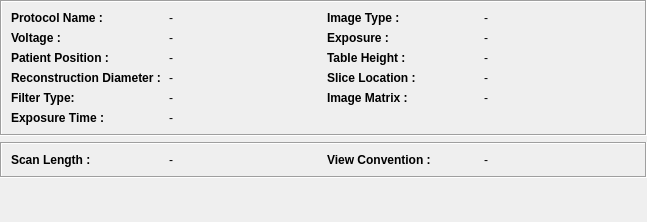
The window that starviewer/src/core/qdicomdumpctlocalizerwidgetbase.ui (starviewer-medical/starviewer) describes before a commit, drawn with Qt 5.
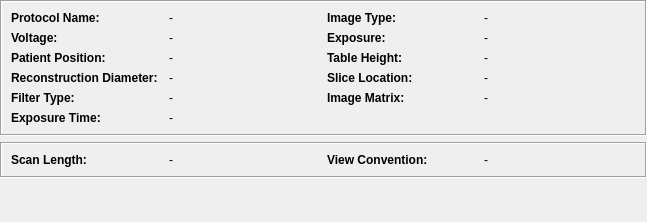
The same window after the commit.

Commit message: ENH: Canviat tamany minim finestra, i s'ha tret l'espai davant els ':' en els labels

```diff
--- a/starviewer/src/core/qdicomdumpctlocalizerwidgetbase.ui
+++ b/starviewer/src/core/qdicomdumpctlocalizerwidgetbase.ui
@@ -58,7 +58,7 @@
          </font>
         </property>
         <property name="text" >
-         <string>Protocol Name :</string>
+         <string>Protocol Name:</string>
         </property>
        </widget>
       </item>
@@ -81,7 +81,7 @@
          <bool>false</bool>
         </property>
         <property name="text" >
-         <string>Image Type :</string>
+         <string>Image Type:</string>
         </property>
        </widget>
       </item>
@@ -104,7 +104,7 @@
          <bool>false</bool>
         </property>
         <property name="text" >
-         <string>Voltage :</string>
+         <string>Voltage:</string>
         </property>
        </widget>
       </item>
@@ -127,7 +127,7 @@
          <bool>false</bool>
         </property>
         <property name="text" >
-         <string>Exposure :</string>
+         <string>Exposure:</string>
         </property>
        </widget>
       </item>
@@ -147,7 +147,7 @@
          </font>
         </property>
         <property name="text" >
-         <string>Patient Position :</string>
+         <string>Patient Position:</string>
         </property>
        </widget>
       </item>
@@ -167,7 +167,7 @@
          </font>
         </property>
         <property name="text" >
-         <string>Table Height :</string>
+         <string>Table Height:</string>
         </property>
        </widget>
       </item>
@@ -187,7 +187,7 @@
          </font>
         </property>
         <property name="text" >
-         <string>Reconstruction Diameter :</string>
+         <string>Reconstruction Diameter:</string>
         </property>
        </widget>
       </item>
@@ -210,7 +210,7 @@
          <bool>false</bool>
         </property>
         <property name="text" >
-         <string>Slice Location :</string>
+         <string>Slice Location:</string>
         </property>
        </widget>
       </item>
@@ -253,7 +253,7 @@
          <bool>false</bool>
         </property>
         <property name="text" >
-         <string>Image Matrix :</string>
+         <string>Image Matrix:</string>
         </property>
        </widget>
       </item>
@@ -273,7 +273,7 @@
          </font>
         </property>
         <property name="text" >
-         <string>Exposure Time :</string>
+         <string>Exposure Time:</string>
         </property>
        </widget>
       </item>
@@ -326,7 +326,7 @@
          <bool>false</bool>
         </property>
         <property name="text" >
-         <string>Scan Length :</string>
+         <string>Scan Length:</string>
         </property>
        </widget>
       </item>
@@ -349,7 +349,7 @@
          <bool>false</bool>
         </property>
         <property name="text" >
-         <string>View Convention :</string>
+         <string>View Convention:</string>
         </property>
        </widget>
       </item>
```
The commit also changes 4 other files.
